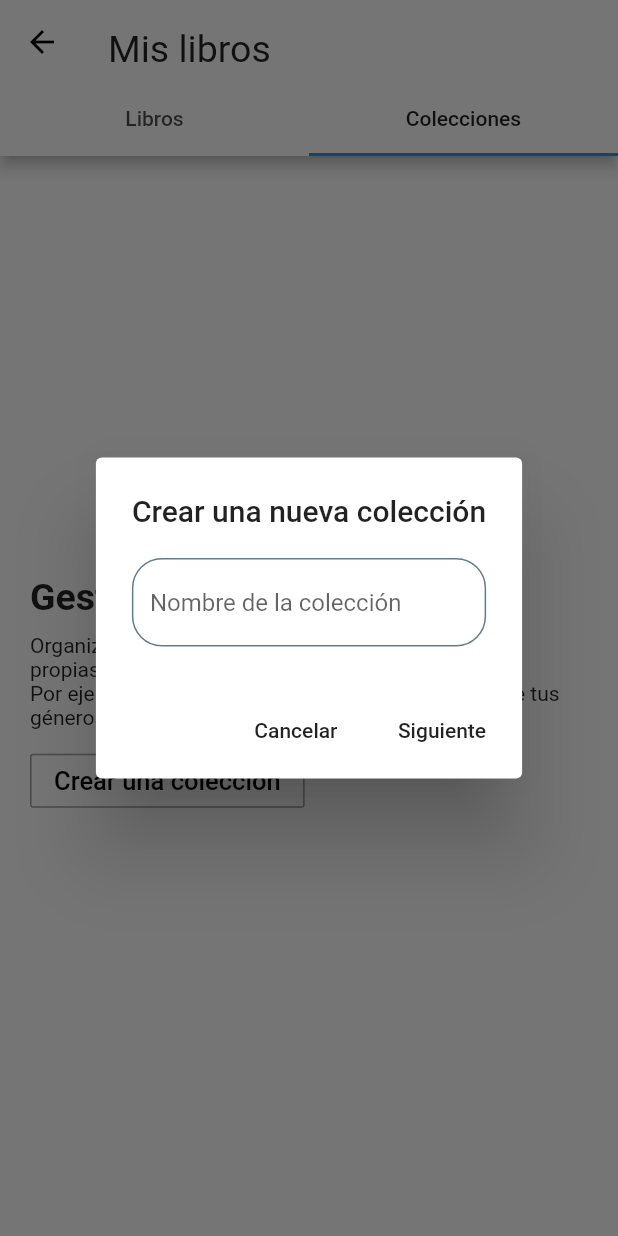
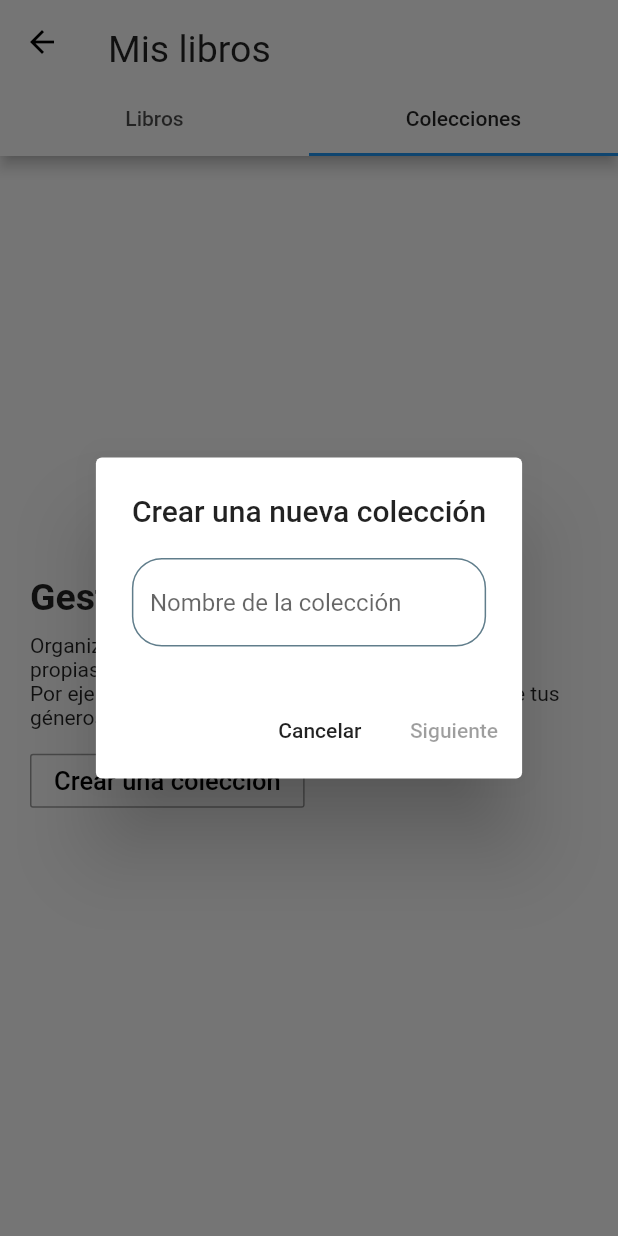
Before and after one commit to UNIZAR-30226-2021-05/Lector--Movil, a Flutter app: the LibraryPage screen opened by its route, tab 2 chosen, after a tap on "Crear una colección", on a phone screen of 412 x 824 dp. Run offline on Flutter 3.47's test engine with Material 2 defaults, Android fonts, the light colour scheme and no system bars; our stand-ins replace fluttertoast, image_picker, shared_preferences; missing offline and left inert: crypt; accounts and stored records are empty; network calls fail.

Commit message:
gestión de excepciones colecciones (titulo nulo y 0 libros seleccionados)

```diff
--- a/libros/lib/src/models/bookFacade.dart
+++ b/libros/lib/src/models/bookFacade.dart
@@ -49,6 +49,12 @@
   return savedBooks;
 }
 
+
+
+//-------------------
+// COLECCIONES
+//-------------------
+
 //Simulación de colecciones guardadas
 Map collections = new Map<String,List<Book>>();
 /*
--- a/libros/lib/src/pages/mainPages/library_page.dart
+++ b/libros/lib/src/pages/mainPages/library_page.dart
@@ -17,7 +17,6 @@
 class Library_State extends State<LibraryPage> {
   List<Book> savedBooks = [];
   List<String> collections = [];
-
   final List<Tab> myTabs = <Tab>[
     Tab(text: 'Libros'),
     Tab(text: 'Colecciones'),
@@ -30,6 +29,7 @@
     //TODO: Obtener el username de la sesion
     savedBooks = GetBooksSaved("Pepe");
     collections = GetCollections("Pepe");
+
   }
 
 
@@ -219,17 +219,21 @@
   }
 
   dynamic _AlertAddCollection() {
-    String _collectionName;
+    String _collectionName = "";
+    String _hintText = "Nombre de la colección";
     return showDialog(
       context: context,
         builder: (BuildContext context) {
+        return StatefulBuilder(builder: (context, setState) {
           return AlertDialog(
             title: Text('Crear una nueva colección'),
             content: TextField(
                   onChanged: (value) {
+                    setState(() {
                       _collectionName = value;
+                    });
                   },
-              decoration: InputDecoration(hintText: "Nombre de la colección"),
+                  decoration: InputDecoration(hintText: _hintText),
                 ),
             actions: <Widget>[
               FlatButton(
@@ -238,21 +242,21 @@
                   Navigator.of(context).pop(); //cerrar confirmación
                 },
               ),
-              FlatButton(
+              TextButton(
                 child: Text(
                   'Siguiente',
                 ),
-                onPressed: () {
+                onPressed: _collectionName.isEmpty ? null : () {
                   //TODO: LLAMAR A BACKEND UPDATE ESTADO LIBRO
                   //LLamo a página collection_add pasándole el título de la
                   // colección
-                  Navigator.pushNamed(context,'collectionAdd',arguments:
+                    Navigator.pushNamed(context, 'collectionAdd', arguments:
                     {'collectionName': _collectionName});
                 },
               ),
-
             ],
           );
+          });
         }
     );
   }
```
Also changed, not shown: libros/lib/src/pages/collection_add.dart (+16 -8 lines). Lines whose indentation alone changed are shown as unchanged.
